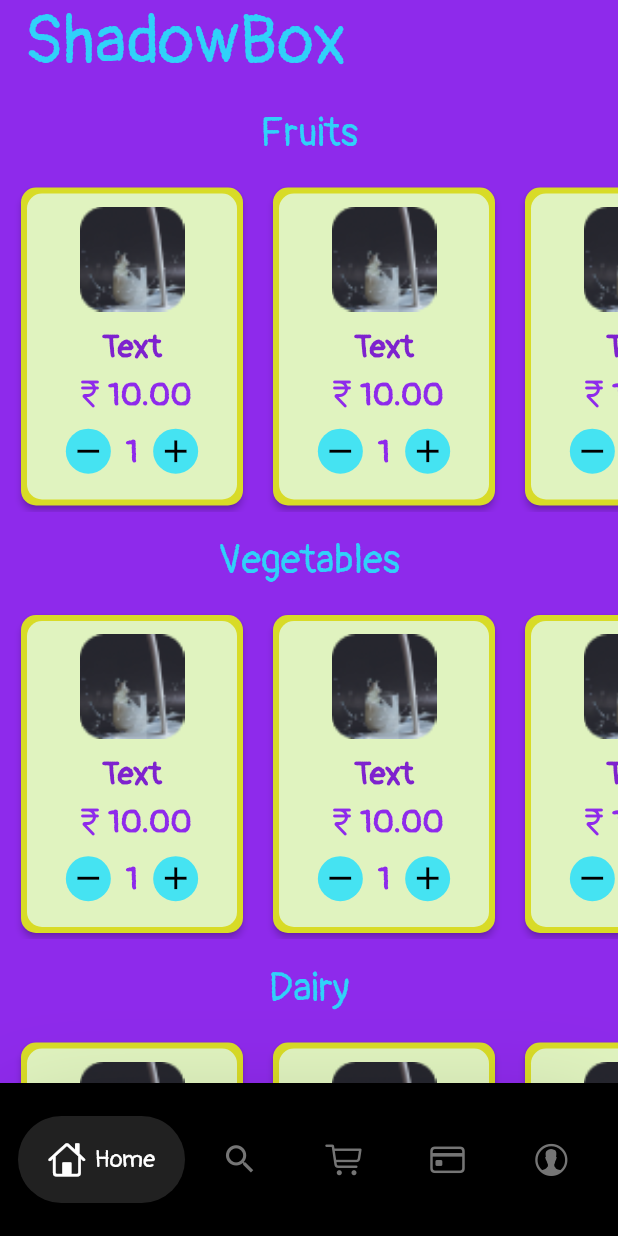
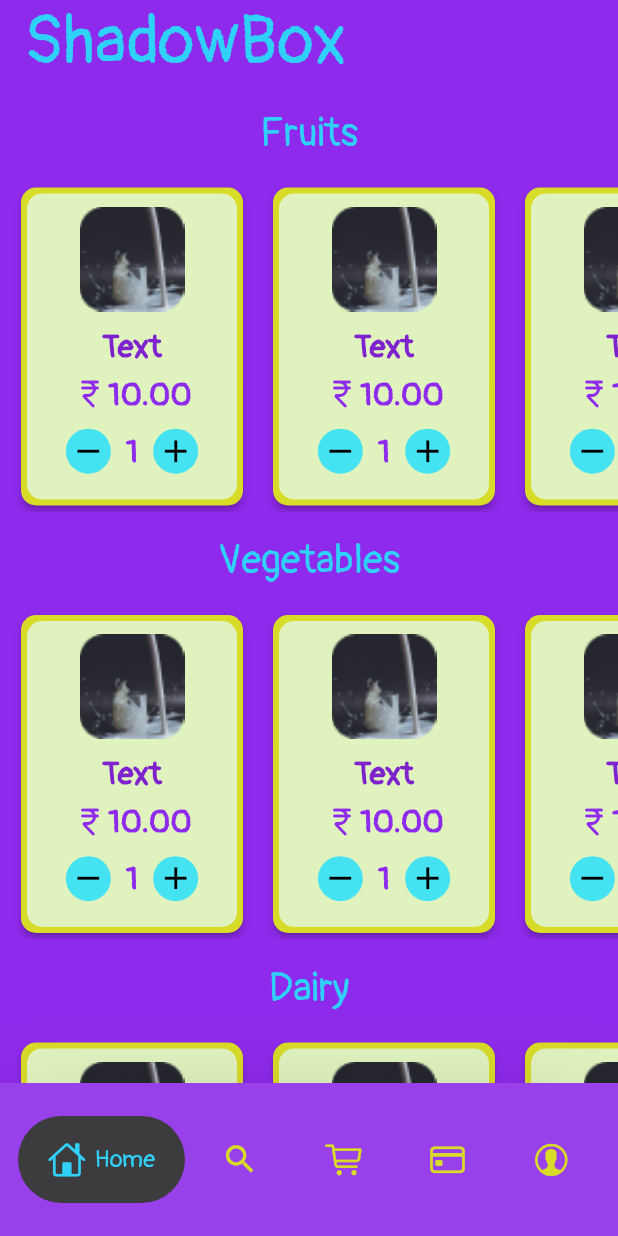
Before and after one commit to malik-vishu/GroceryApp_Flutter, a Flutter app: the screen it shows after launch, on a phone screen of 412 x 824 dp. Run offline on Flutter 3.47's test engine with Material 2 defaults, Android fonts, the phone set to English and light mode, and no system bars; drawn by our look-alikes of google_nav_bar, velocity_x; our stand-ins replace another_flutter_splash_screen, auto_size_text; missing offline and left inert: chip_list.

Commit message:
BottomBar Color Updated

```diff
--- a/lib/widgets/bottom_nav_bar.dart
+++ b/lib/widgets/bottom_nav_bar.dart
@@ -1,6 +1,7 @@
 import 'package:flutter/cupertino.dart';
 import 'package:flutter/material.dart';
 import 'package:google_nav_bar/google_nav_bar.dart';
+import 'package:grocery_app/widgets/themes.dart';
 
 class BottomBarNav extends StatelessWidget {
   BottomBarNav(
@@ -22,7 +23,7 @@ class BottomBarNav extends StatelessWidget {
       duration: const Duration(milliseconds: 800),
       child: Container(
         decoration: BoxDecoration(
-          color: Colors.black,
+          color: MyThemes.searchBarColor,
           boxShadow: [
             BoxShadow(
               spreadRadius: -10,
@@ -36,13 +37,14 @@ class BottomBarNav extends StatelessWidget {
           padding: const EdgeInsets.symmetric(horizontal: 12.0, vertical: 22),
           child: GNav(
             gap: 6,
-            color: Colors.grey[600],
-            activeColor: Colors.white,
+            color: MyThemes.lightYellow,
+            activeColor: MyThemes.headingBlueColor,
             rippleColor: Colors.grey[800]!,
-            hoverColor: Colors.grey[700]!,
+            hoverColor: const Color.fromARGB(255, 155, 74, 231),
             iconSize: 25,
-            textStyle: const TextStyle(fontSize: 16, color: Colors.white),
-            tabBackgroundColor: Colors.grey[900]!,
+            textStyle:
+                const TextStyle(fontSize: 16, color: MyThemes.headingBlueColor),
+            tabBackgroundColor: Color.fromARGB(255, 60, 59, 61),
             padding: const EdgeInsets.symmetric(horizontal: 20, vertical: 16.5),
             duration: const Duration(milliseconds: 750),
             tabs: const [
```
